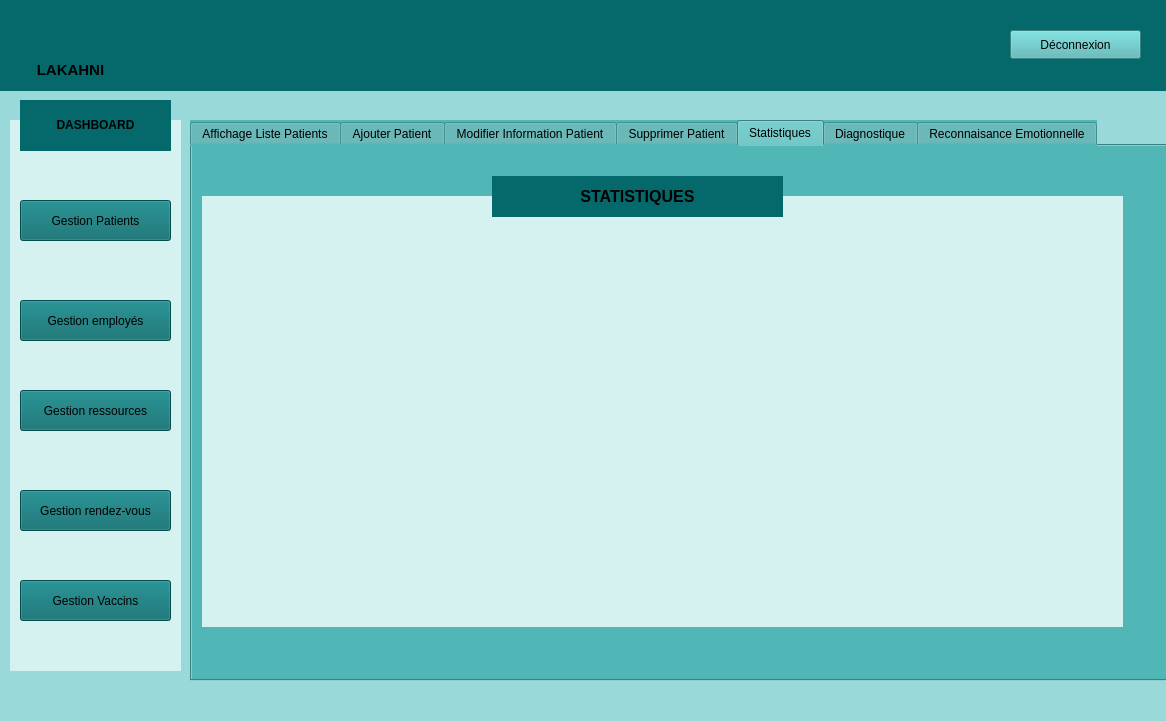
The window that mainwindow.ui (hamzaoui45/projetc-) describes before a commit, drawn with Qt 5.
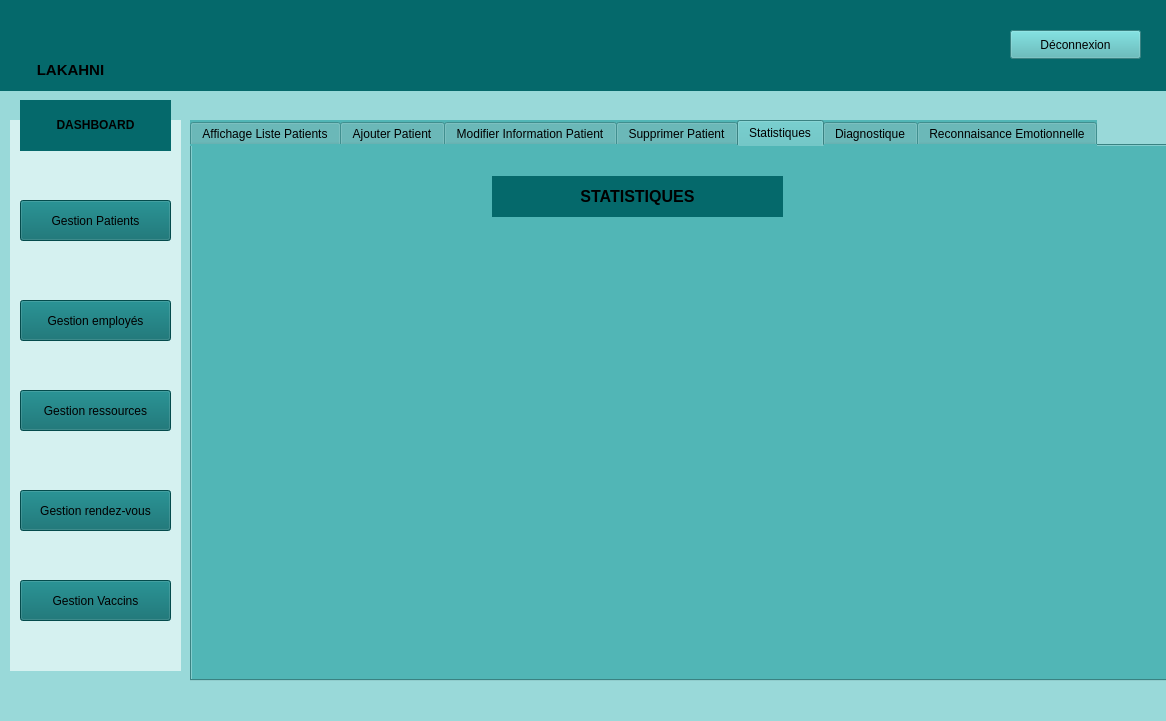
The same window after the commit. The open tabs and pages were chosen to show the change. Icons and pictures are not drawn.

The edit to the form file:
```diff
--- a/mainwindow.ui
+++ b/mainwindow.ui
@@ -1396,22 +1396,6 @@
      <attribute name="title">
       <string>Statistiques</string>
      </attribute>
-     <widget class="QLabel" name="label_11">
-      <property name="geometry">
-       <rect>
-        <x>10</x>
-        <y>50</y>
-        <width>921</width>
-        <height>431</height>
-       </rect>
-      </property>
-      <property name="styleSheet">
-       <string notr="true">background-color: rgb(213, 241, 240);</string>
-      </property>
-      <property name="text">
-       <string/>
-      </property>
-     </widget>
      <widget class="QLabel" name="label_17">
       <property name="geometry">
        <rect>
@@ -1428,6 +1412,503 @@
        <string>&lt;html&gt;&lt;head/&gt;&lt;body&gt;&lt;p align=&quot;center&quot;&gt;&lt;span style=&quot; font-size:12pt; font-weight:700;&quot;&gt;STATISTIQUES&lt;/span&gt;&lt;/p&gt;&lt;/body&gt;&lt;/html&gt;</string>
       </property>
      </widget>
+     <widget class="QWidget" name="stati" native="true">
+      <property name="geometry">
+       <rect>
+        <x>40</x>
+        <y>90</y>
+        <width>911</width>
+        <height>381</height>
+       </rect>
+      </property>
+      <property name="palette">
+       <palette>
+        <active>
+         <colorrole role="WindowText">
+          <brush brushstyle="SolidPattern">
+           <color alpha="255">
+            <red>0</red>
+            <green>0</green>
+            <blue>0</blue>
+           </color>
+          </brush>
+         </colorrole>
+         <colorrole role="Button">
+          <brush brushstyle="SolidPattern">
+           <color alpha="255">
+            <red>213</red>
+            <green>241</green>
+            <blue>240</blue>
+           </color>
+          </brush>
+         </colorrole>
+         <colorrole role="Light">
+          <brush brushstyle="SolidPattern">
+           <color alpha="255">
+            <red>255</red>
+            <green>255</green>
+            <blue>255</blue>
+           </color>
+          </brush>
+         </colorrole>
+         <colorrole role="Midlight">
+          <brush brushstyle="SolidPattern">
+           <color alpha="255">
+            <red>234</red>
+            <green>248</green>
+            <blue>247</blue>
+           </color>
+          </brush>
+         </colorrole>
+         <colorrole role="Dark">
+          <brush brushstyle="SolidPattern">
+           <color alpha="255">
+            <red>106</red>
+            <green>120</green>
+            <blue>120</blue>
+           </color>
+          </brush>
+         </colorrole>
+         <colorrole role="Mid">
+          <brush brushstyle="SolidPattern">
+           <color alpha="255">
+            <red>142</red>
+            <green>161</green>
+            <blue>160</blue>
+           </color>
+          </brush>
+         </colorrole>
+         <colorrole role="Text">
+          <brush brushstyle="SolidPattern">
+           <color alpha="255">
+            <red>0</red>
+            <green>0</green>
+            <blue>0</blue>
+           </color>
+          </brush>
+         </colorrole>
+         <colorrole role="BrightText">
+          <brush brushstyle="SolidPattern">
+           <color alpha="255">
+            <red>255</red>
+            <green>255</green>
+            <blue>255</blue>
+           </color>
+          </brush>
+         </colorrole>
+         <colorrole role="ButtonText">
+          <brush brushstyle="SolidPattern">
+           <color alpha="255">
+            <red>0</red>
+            <green>0</green>
+            <blue>0</blue>
+           </color>
+          </brush>
+         </colorrole>
+         <colorrole role="Base">
+          <brush brushstyle="SolidPattern">
+           <color alpha="255">
+            <red>255</red>
+            <green>255</green>
+            <blue>255</blue>
+           </color>
+          </brush>
+         </colorrole>
+         <colorrole role="Window">
+          <brush brushstyle="SolidPattern">
+           <color alpha="255">
+            <red>213</red>
+            <green>241</green>
+            <blue>240</blue>
+           </color>
+          </brush>
+         </colorrole>
+         <colorrole role="Shadow">
+          <brush brushstyle="SolidPattern">
+           <color alpha="255">
+            <red>0</red>
+            <green>0</green>
+            <blue>0</blue>
+           </color>
+          </brush>
+         </colorrole>
+         <colorrole role="Highlight">
+          <brush brushstyle="SolidPattern">
+           <color alpha="255">
+            <red>213</red>
+            <green>241</green>
+            <blue>240</blue>
+           </color>
+          </brush>
+         </colorrole>
+         <colorrole role="AlternateBase">
+          <brush brushstyle="SolidPattern">
+           <color alpha="255">
+            <red>234</red>
+            <green>248</green>
+            <blue>247</blue>
+           </color>
+          </brush>
+         </colorrole>
+         <colorrole role="ToolTipBase">
+          <brush brushstyle="SolidPattern">
+           <color alpha="255">
+            <red>255</red>
+            <green>255</green>
+            <blue>220</blue>
+           </color>
+          </brush>
+         </colorrole>
+         <colorrole role="ToolTipText">
+          <brush brushstyle="SolidPattern">
+           <color alpha="255">
+            <red>0</red>
+            <green>0</green>
+            <blue>0</blue>
+           </color>
+          </brush>
+         </colorrole>
+         <colorrole role="PlaceholderText">
+          <brush brushstyle="SolidPattern">
+           <color alpha="127">
+            <red>0</red>
+            <green>0</green>
+            <blue>0</blue>
+           </color>
+          </brush>
+         </colorrole>
+         <colorrole role="Accent">
+          <brush brushstyle="SolidPattern">
+           <color alpha="255">
+            <red>255</red>
+            <green>255</green>
+            <blue>255</blue>
+           </color>
+          </brush>
+         </colorrole>
+        </active>
+        <inactive>
+         <colorrole role="WindowText">
+          <brush brushstyle="SolidPattern">
+           <color alpha="255">
+            <red>0</red>
+            <green>0</green>
+            <blue>0</blue>
+           </color>
+          </brush>
+         </colorrole>
+         <colorrole role="Button">
+          <brush brushstyle="SolidPattern">
+           <color alpha="255">
+            <red>213</red>
+            <green>241</green>
+            <blue>240</blue>
+           </color>
+          </brush>
+         </colorrole>
+         <colorrole role="Light">
+          <brush brushstyle="SolidPattern">
+           <color alpha="255">
+            <red>255</red>
+            <green>255</green>
+            <blue>255</blue>
+           </color>
+          </brush>
+         </colorrole>
+         <colorrole role="Midlight">
+          <brush brushstyle="SolidPattern">
+           <color alpha="255">
+            <red>234</red>
+            <green>248</green>
+            <blue>247</blue>
+           </color>
+          </brush>
+         </colorrole>
+         <colorrole role="Dark">
+          <brush brushstyle="SolidPattern">
+           <color alpha="255">
+            <red>106</red>
+            <green>120</green>
+            <blue>120</blue>
+           </color>
+          </brush>
+         </colorrole>
+         <colorrole role="Mid">
+          <brush brushstyle="SolidPattern">
+           <color alpha="255">
+            <red>142</red>
+            <green>161</green>
+            <blue>160</blue>
+           </color>
+          </brush>
+         </colorrole>
+         <colorrole role="Text">
+          <brush brushstyle="SolidPattern">
+           <color alpha="255">
+            <red>0</red>
+            <green>0</green>
+            <blue>0</blue>
+           </color>
+          </brush>
+         </colorrole>
+         <colorrole role="BrightText">
+          <brush brushstyle="SolidPattern">
+           <color alpha="255">
+            <red>255</red>
+            <green>255</green>
+            <blue>255</blue>
+           </color>
+          </brush>
+         </colorrole>
+         <colorrole role="ButtonText">
+          <brush brushstyle="SolidPattern">
+           <color alpha="255">
+            <red>0</red>
+            <green>0</green>
+            <blue>0</blue>
+           </color>
+          </brush>
+         </colorrole>
+         <colorrole role="Base">
+          <brush brushstyle="SolidPattern">
+           <color alpha="255">
+            <red>255</red>
+            <green>255</green>
+            <blue>255</blue>
+           </color>
+          </brush>
+         </colorrole>
+         <colorrole role="Window">
+          <brush brushstyle="SolidPattern">
+           <color alpha="255">
+            <red>213</red>
+            <green>241</green>
+            <blue>240</blue>
+           </color>
+          </brush>
+         </colorrole>
+         <colorrole role="Shadow">
+          <brush brushstyle="SolidPattern">
+           <color alpha="255">
+            <red>0</red>
+            <green>0</green>
+            <blue>0</blue>
+           </color>
+          </brush>
+         </colorrole>
+         <colorrole role="Highlight">
+          <brush brushstyle="SolidPattern">
+           <color alpha="255">
+            <red>213</red>
+            <green>241</green>
+            <blue>240</blue>
+           </color>
+          </brush>
+         </colorrole>
+         <colorrole role="AlternateBase">
+          <brush brushstyle="SolidPattern">
+           <color alpha="255">
+            <red>234</red>
+            <green>248</green>
+            <blue>247</blue>
+           </color>
+          </brush>
+         </colorrole>
+         <colorrole role="ToolTipBase">
+          <brush brushstyle="SolidPattern">
+           <color alpha="255">
+            <red>255</red>
+            <green>255</green>
+            <blue>220</blue>
+           </color>
+          </brush>
+         </colorrole>
+         <colorrole role="ToolTipText">
+          <brush brushstyle="SolidPattern">
+           <color alpha="255">
+            <red>0</red>
+            <green>0</green>
+            <blue>0</blue>
+           </color>
+          </brush>
+         </colorrole>
+         <colorrole role="PlaceholderText">
+          <brush brushstyle="SolidPattern">
+           <color alpha="127">
+            <red>0</red>
+            <green>0</green>
+            <blue>0</blue>
+           </color>
+          </brush>
+         </colorrole>
+         <colorrole role="Accent">
+          <brush brushstyle="SolidPattern">
+           <color alpha="255">
+            <red>255</red>
+            <green>255</green>
+            <blue>255</blue>
+           </color>
+          </brush>
+         </colorrole>
+        </inactive>
+        <disabled>
+         <colorrole role="WindowText">
+          <brush brushstyle="SolidPattern">
+           <color alpha="255">
+            <red>106</red>
+            <green>120</green>
+            <blue>120</blue>
+           </color>
+          </brush>
+         </colorrole>
+         <colorrole role="Button">
+          <brush brushstyle="SolidPattern">
+           <color alpha="255">
+            <red>213</red>
+            <green>241</green>
+            <blue>240</blue>
+           </color>
+          </brush>
+         </colorrole>
+         <colorrole role="Light">
+          <brush brushstyle="SolidPattern">
+           <color alpha="255">
+            <red>255</red>
+            <green>255</green>
+            <blue>255</blue>
+           </color>
+          </brush>
+         </colorrole>
+         <colorrole role="Midlight">
+          <brush brushstyle="SolidPattern">
+           <color alpha="255">
+            <red>234</red>
+            <green>248</green>
+            <blue>247</blue>
+           </color>
+          </brush>
+         </colorrole>
+         <colorrole role="Dark">
+          <brush brushstyle="SolidPattern">
+           <color alpha="255">
+            <red>106</red>
+            <green>120</green>
+            <blue>120</blue>
+           </color>
+          </brush>
+         </colorrole>
+         <colorrole role="Mid">
+          <brush brushstyle="SolidPattern">
+           <color alpha="255">
+            <red>142</red>
+            <green>161</green>
+            <blue>160</blue>
+           </color>
+          </brush>
+         </colorrole>
+         <colorrole role="Text">
+          <brush brushstyle="SolidPattern">
+           <color alpha="255">
+            <red>106</red>
+            <green>120</green>
+            <blue>120</blue>
+           </color>
+          </brush>
+         </colorrole>
+         <colorrole role="BrightText">
+          <brush brushstyle="SolidPattern">
+           <color alpha="255">
+            <red>255</red>
+            <green>255</green>
+            <blue>255</blue>
+           </color>
+          </brush>
+         </colorrole>
+         <colorrole role="ButtonText">
+          <brush brushstyle="SolidPattern">
+           <color alpha="255">
+            <red>106</red>
+            <green>120</green>
+            <blue>120</blue>
+           </color>
+          </brush>
+         </colorrole>
+         <colorrole role="Base">
+          <brush brushstyle="SolidPattern">
+           <color alpha="255">
+            <red>213</red>
+            <green>241</green>
+            <blue>240</blue>
+           </color>
+          </brush>
+         </colorrole>
+         <colorrole role="Window">
+          <brush brushstyle="SolidPattern">
+           <color alpha="255">
+            <red>213</red>
+            <green>241</green>
+            <blue>240</blue>
+           </color>
+          </brush>
+         </colorrole>
+         <colorrole role="Shadow">
+          <brush brushstyle="SolidPattern">
+           <color alpha="255">
+            <red>0</red>
+            <green>0</green>
+            <blue>0</blue>
+           </color>
+          </brush>
+         </colorrole>
+         <colorrole role="AlternateBase">
+          <brush brushstyle="SolidPattern">
+           <color alpha="255">
+            <red>213</red>
+            <green>241</green>
+            <blue>240</blue>
+           </color>
+          </brush>
+         </colorrole>
+         <colorrole role="ToolTipBase">
+          <brush brushstyle="SolidPattern">
+           <color alpha="255">
+            <red>255</red>
+            <green>255</green>
+            <blue>220</blue>
+           </color>
+          </brush>
+         </colorrole>
+         <colorrole role="ToolTipText">
+          <brush brushstyle="SolidPattern">
+           <color alpha="255">
+            <red>0</red>
+            <green>0</green>
+            <blue>0</blue>
+           </color>
+          </brush>
+         </colorrole>
+         <colorrole role="PlaceholderText">
+          <brush brushstyle="SolidPattern">
+           <color alpha="127">
+            <red>106</red>
+            <green>120</green>
+            <blue>120</blue>
+           </color>
+          </brush>
+         </colorrole>
+         <colorrole role="Accent">
+          <brush brushstyle="SolidPattern">
+           <color alpha="255">
+            <red>255</red>
+            <green>255</green>
+            <blue>255</blue>
+           </color>
+          </brush>
+         </colorrole>
+        </disabled>
+       </palette>
+      </property>
+     </widget>
     </widget>
     <widget class="QWidget" name="tab_4">
      <attribute name="title">
```
Left out of the diff: 4 changed lines with no effect on the pictures.
